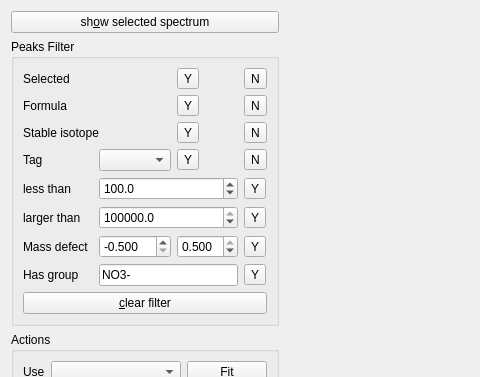
First picture: the form in Orbitool/UI/PeakFit.ui, repository l460289052/Orbitool, before the edit; both pictures show x 0 to 480 and y 0 to 377 of the 735 by 462 pixel window.
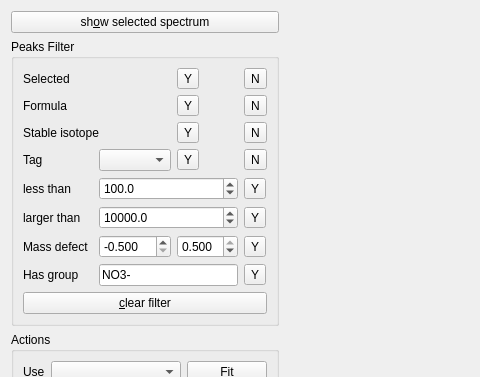
Second picture: the form after the edit.

Patch:
```diff
--- a/Orbitool/UI/PeakFit.ui
+++ b/Orbitool/UI/PeakFit.ui
@@ -98,7 +98,7 @@
              <double>1000000000000.000000000000000</double>
             </property>
             <property name="value">
-             <double>100000.000000000000000</double>
+             <double>10000.000000000000000</double>
             </property>
            </widget>
           </item>
```
